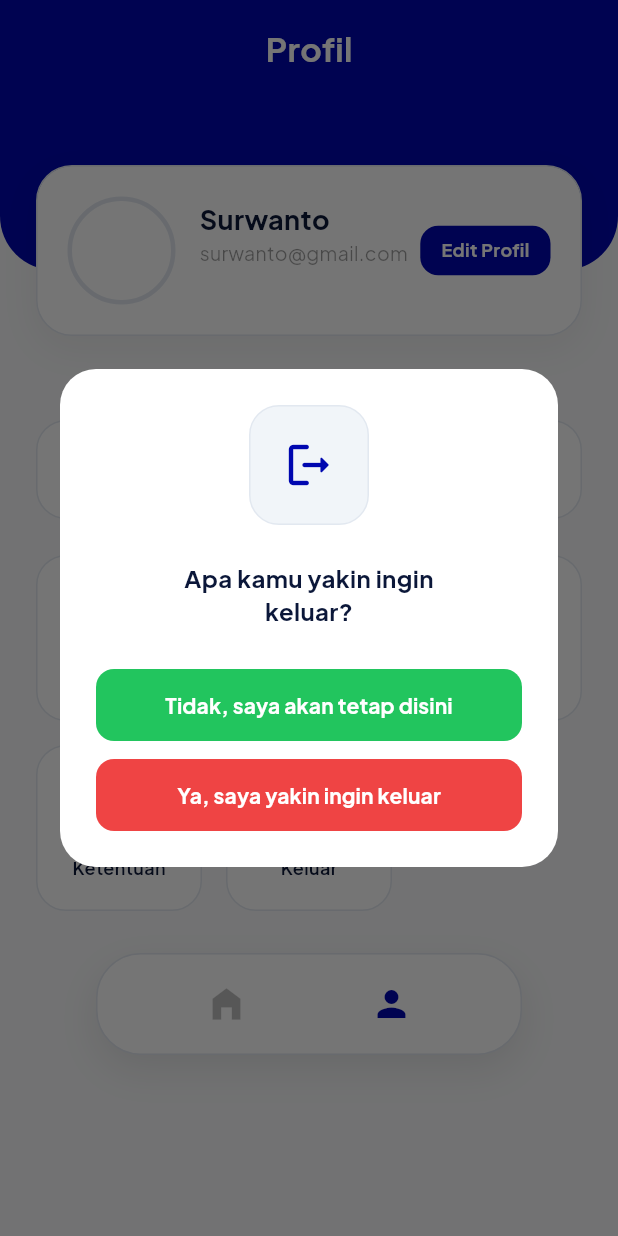
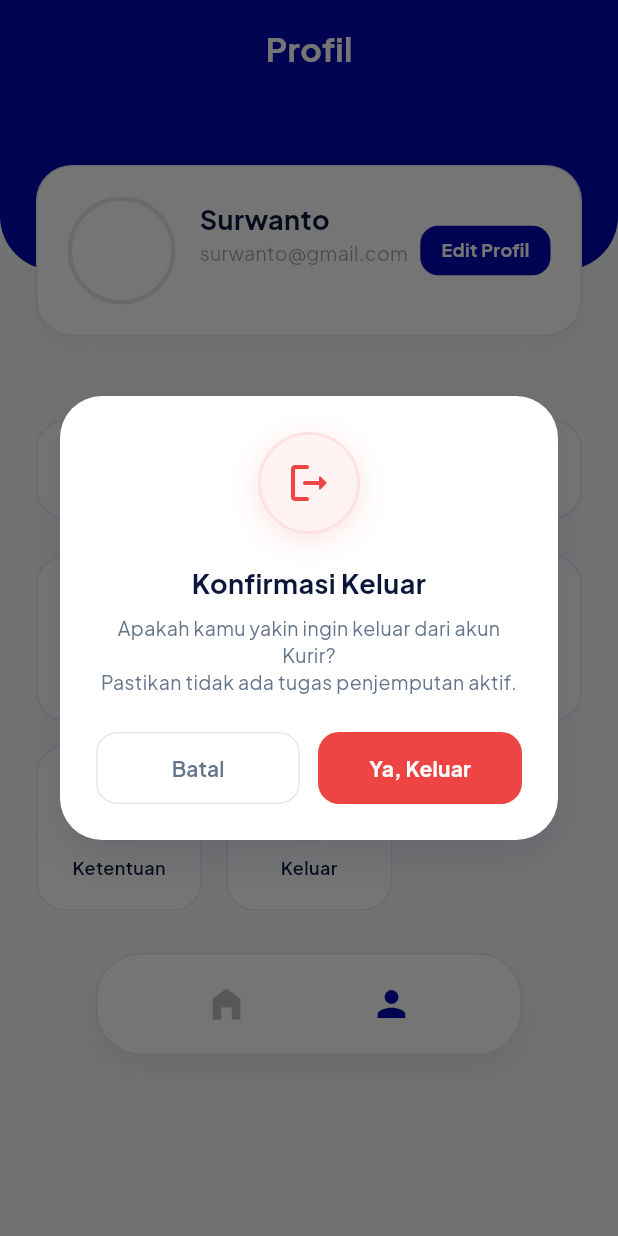
Before and after one commit to bntngridp/courier-myLaundry, a Flutter app: the HomeView screen opened directly, after a tap on the "person" icon, after a tap on "Keluar", on a phone screen of 412 x 824 dp. Run offline on Flutter 3.47's test engine with Material 3 defaults, Android fonts, the phone set to English and light mode, and no system bars; our stand-ins replace google_fonts, google_sign_in, shared_preferences; accounts and stored records are empty; network calls fail.

Commit message:
style: modernize and align logout confirmation dialog design

```diff
--- a/lib/ui/features/profile/views/profile_view.dart
+++ b/lib/ui/features/profile/views/profile_view.dart
@@ -290,63 +290,101 @@ class _ProfileViewState extends State<ProfileView> {
       builder: (BuildContext context) {
         return Dialog(
           shape: RoundedRectangleBorder(
-            borderRadius: BorderRadius.circular(24),
+            borderRadius: BorderRadius.circular(28),
           ),
-          backgroundColor: Colors.white,
-          child: Padding(
+          elevation: 0,
+          backgroundColor: Colors.transparent,
+          child: Container(
+            constraints: const BoxConstraints(maxWidth: 380),
             padding: const EdgeInsets.all(24.0),
+            decoration: BoxDecoration(
+              color: Colors.white,
+              borderRadius: BorderRadius.circular(28),
+              boxShadow: [
+                BoxShadow(
+                  color: const Color(0xFF0B1739).withValues(alpha: 0.12),
+                  blurRadius: 24,
+                  offset: const Offset(0, 10),
+                ),
+              ],
+            ),
             child: Column(
               mainAxisSize: MainAxisSize.min,
               children: [
+                // Soft Red Glowing Icon Container
                 Container(
-                  width: 80,
-                  height: 80,
+                  width: 68,
+                  height: 68,
                   decoration: BoxDecoration(
-                    color: const Color(0xFFF1F5F9),
-                    borderRadius: BorderRadius.circular(20),
-                    border: Border.all(color: const Color(0xFFE2E8F0)),
+                    color: const Color(0xFFFEF2F2),
+                    shape: BoxShape.circle,
+                    border: Border.all(color: const Color(0xFFFEE2E2), width: 2),
+                    boxShadow: [
+                      BoxShadow(
+                        color: const Color(0xFFEF4444).withValues(alpha: 0.15),
+                        blurRadius: 16,
+                        offset: const Offset(0, 4),
+                      ),
+                    ],
                   ),
                   child: const Icon(
                     Icons.logout_rounded,
-                    color: Color(0xFF0007B0),
-                    size: 36,
+                    size: 32,
+                    color: Color(0xFFEF4444),
+                  ),
+                ),
+                const SizedBox(height: 20),
+
+                const Text(
+                  'Konfirmasi Keluar',
+                  textAlign: TextAlign.center,
+                  style: TextStyle(
+                    fontSize: 18,
+                    fontWeight: FontWeight.bold,
+                    color: Color(0xFF0B1739),
+                  ),
+                ),
+                const SizedBox(height: 8),
+                const Text(
+                  'Apakah kamu yakin ingin keluar dari akun Kurir?\nPastikan tidak ada tugas penjemputan aktif.',
+                  textAlign: TextAlign.center,
+                  style: TextStyle(
+                    fontSize: 13,
+                    color: Color(0xFF64748B),
+                    height: 1.4,
                   ),
                 ),
                 const SizedBox(height: 24),
-                const Text(
-                  'Apa kamu yakin ingin\nkeluar?',
-                  textAlign: TextAlign.center,
-                  style: TextStyle(
-                    fontSize: 16,
-                    fontWeight: FontWeight.bold,
-                    color: Color(0xFF0B1739),
-                    height: 1.4,
+
+                // Action Buttons Row
+                Row(
+                  children: [
+                    // Batal (Secondary Gray Outlined)
+                    Expanded(
+                      child: OutlinedButton(
+                        onPressed: () => Navigator.pop(context),
+                        style: OutlinedButton.styleFrom(
+                          padding: const EdgeInsets.symmetric(vertical: 14),
+                          side: const BorderSide(color: Color(0xFFE2E8F0)),
+                          shape: RoundedRectangleBorder(
+                            borderRadius: BorderRadius.circular(14),
                           ),
                         ),
-                const SizedBox(height: 28),
-                ElevatedButton(
-                  onPressed: () {
-                    Navigator.pop(context);
-                  },
-                  style: ElevatedButton.styleFrom(
-                    backgroundColor: const Color(0xFF22C55E),
-                    foregroundColor: Colors.white,
-                    minimumSize: const Size(double.infinity, 48),
-                    shape: RoundedRectangleBorder(
-                      borderRadius: BorderRadius.circular(12),
-                    ),
-                    elevation: 0,
-                  ),
                         child: const Text(
-                    'Tidak, saya akan tetap disini',
+                          'Batal',
                           style: TextStyle(
                             fontSize: 14,
-                      fontWeight: FontWeight.bold,
+                            fontWeight: FontWeight.w600,
+                            color: Color(0xFF64748B),
                           ),
                         ),
                       ),
-                const SizedBox(height: 12),
-                ElevatedButton(
+                    ),
+                    const SizedBox(width: 12),
+
+                    // Ya, Keluar (Danger Solid Red)
+                    Expanded(
+                      child: ElevatedButton(
                         onPressed: () async {
                           Navigator.pop(context);
                           await authViewModel.logout();
@@ -361,19 +399,22 @@ class _ProfileViewState extends State<ProfileView> {
                         style: ElevatedButton.styleFrom(
                           backgroundColor: const Color(0xFFEF4444),
                           foregroundColor: Colors.white,
-                    minimumSize: const Size(double.infinity, 48),
+                          padding: const EdgeInsets.symmetric(vertical: 14),
+                          elevation: 0,
                           shape: RoundedRectangleBorder(
-                      borderRadius: BorderRadius.circular(12),
+                            borderRadius: BorderRadius.circular(14),
                           ),
-                    elevation: 0,
                         ),
                         child: const Text(
-                    'Ya, saya yakin ingin keluar',
+                          'Ya, Keluar',
                           style: TextStyle(
                             fontSize: 14,
                             fontWeight: FontWeight.bold,
                           ),
                         ),
+                      ),
+                    ),
+                  ],
                 ),
               ],
             ),
```
Lines whose indentation alone changed are shown as unchanged.
